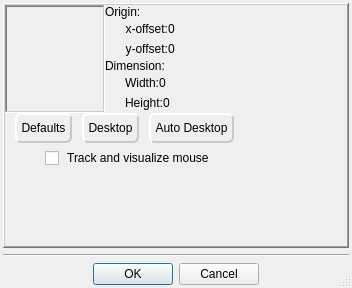
Above: Homer/forms/Dialogs/SegmentSelectionDialog.ui from Homer-Conferencing/Homer-Conferencing before the change. Below: the same form after it.
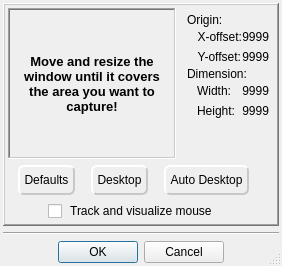
That is the form after the change. Icons and pictures are not drawn.

Commit message: - added: hint for user how he should handle this window

```diff
--- a/Homer/forms/Dialogs/SegmentSelectionDialog.ui
+++ b/Homer/forms/Dialogs/SegmentSelectionDialog.ui
@@ -6,22 +6,10 @@
    <rect>
     <x>0</x>
     <y>0</y>
-    <width>352</width>
-    <height>288</height>
+    <width>282</width>
+    <height>266</height>
    </rect>
   </property>
-  <property name="minimumSize">
-   <size>
-    <width>352</width>
-    <height>288</height>
-   </size>
-  </property>
-  <property name="maximumSize">
-   <size>
-    <width>16777215</width>
-    <height>16777215</height>
-   </size>
-  </property>
   <property name="font">
    <font>
     <family>Arial</family>
@@ -84,16 +72,15 @@
      <property name="frameShadow">
       <enum>QFrame::Raised</enum>
      </property>
-     <layout class="QVBoxLayout" name="verticalLayout_7">
-      <property name="spacing">
-       <number>0</number>
-      </property>
+     <layout class="QVBoxLayout" name="verticalLayout_6">
       <property name="margin">
-       <number>0</number>
+       <number>3</number>
       </property>
       <item>
-       <layout class="QGridLayout" name="gridLayout_2">
-        <item row="0" column="0">
+       <layout class="QHBoxLayout" name="horizontalLayout_7">
+        <item>
+         <layout class="QVBoxLayout" name="verticalLayout_3">
+          <item>
          <widget class="QFrame" name="mFrameMove">
           <property name="frameShape">
            <enum>QFrame::WinPanel</enum>
@@ -109,246 +96,111 @@
             <number>0</number>
            </property>
            <item>
-            <layout class="QHBoxLayout" name="horizontalLayout">
-             <item>
-              <widget class="QLabel" name="label_6">
-               <property name="minimumSize">
-                <size>
-                 <width>30</width>
-                 <height>30</height>
-                </size>
+              <spacer name="verticalSpacer_4">
+               <property name="orientation">
+                <enum>Qt::Vertical</enum>
                </property>
-               <property name="maximumSize">
+               <property name="sizeHint" stdset="0">
                 <size>
-                 <width>30</width>
-                 <height>30</height>
+                 <width>20</width>
+                 <height>40</height>
                 </size>
                </property>
-               <property name="text">
-                <string/>
-               </property>
-              </widget>
+              </spacer>
              </item>
              <item>
-              <widget class="QLabel" name="label_19">
-               <property name="minimumSize">
-                <size>
-                 <width>32</width>
-                 <height>32</height>
-                </size>
-               </property>
-               <property name="maximumSize">
-                <size>
-                 <width>32</width>
-                 <height>32</height>
-                </size>
-               </property>
-               <property name="text">
-                <string/>
-               </property>
-               <property name="pixmap">
-                <pixmap resource="../../resources/Icons.qrc">:/images/32_32/ArrowUp.png</pixmap>
-               </property>
-               <property name="scaledContents">
-                <bool>true</bool>
-               </property>
-              </widget>
-             </item>
+              <layout class="QHBoxLayout" name="horizontalLayout_2" stretch="0,1,0">
              <item>
-              <widget class="QLabel" name="label_7">
-               <property name="minimumSize">
-                <size>
-                 <width>30</width>
-                 <height>30</height>
-                </size>
-               </property>
-               <property name="maximumSize">
-                <size>
-                 <width>30</width>
-                 <height>30</height>
-                </size>
-               </property>
-               <property name="text">
-                <string/>
-               </property>
-              </widget>
-             </item>
-            </layout>
-           </item>
-           <item>
-            <layout class="QHBoxLayout" name="horizontalLayout_2">
-             <item>
-              <widget class="QLabel" name="label_14">
-               <property name="minimumSize">
+                <spacer name="horizontalSpacer_9">
+                 <property name="orientation">
+                  <enum>Qt::Horizontal</enum>
+                 </property>
+                 <property name="sizeType">
+                  <enum>QSizePolicy::Fixed</enum>
+                 </property>
+                 <property name="sizeHint" stdset="0">
                 <size>
-                 <width>32</width>
-                 <height>32</height>
-                </size>
-               </property>
-               <property name="maximumSize">
-                <size>
-                 <width>32</width>
-                 <height>32</height>
-                </size>
-               </property>
-               <property name="text">
-                <string/>
-               </property>
-               <property name="pixmap">
-                <pixmap resource="../../resources/Icons.qrc">:/images/32_32/ArrowLeft.png</pixmap>
-               </property>
-               <property name="scaledContents">
-                <bool>true</bool>
-               </property>
-               <property name="wordWrap">
-                <bool>true</bool>
-               </property>
-              </widget>
+                   <width>10</width>
+                   <height>20</height>
+                  </size>
+                 </property>
+                </spacer>
              </item>
              <item>
               <widget class="QLabel" name="mLbMiddle">
-               <property name="sizePolicy">
-                <sizepolicy hsizetype="Fixed" vsizetype="Fixed">
-                 <horstretch>0</horstretch>
-                 <verstretch>0</verstretch>
-                </sizepolicy>
-               </property>
-               <property name="minimumSize">
-                <size>
-                 <width>32</width>
-                 <height>32</height>
-                </size>
-               </property>
-               <property name="maximumSize">
-                <size>
-                 <width>32</width>
-                 <height>32</height>
-                </size>
+                 <property name="font">
+                  <font>
+                   <pointsize>10</pointsize>
+                   <weight>75</weight>
+                   <bold>true</bold>
+                  </font>
                </property>
                <property name="text">
-                <string/>
-               </property>
-               <property name="pixmap">
-                <pixmap resource="../../resources/Icons.qrc">:/images/32_32/Screencasting.png</pixmap>
+                  <string>Move and resize the window until it covers the area you want to capture!</string>
                </property>
                <property name="scaledContents">
                 <bool>true</bool>
                </property>
+                 <property name="alignment">
+                  <set>Qt::AlignCenter</set>
+                 </property>
                <property name="wordWrap">
                 <bool>true</bool>
                </property>
               </widget>
              </item>
              <item>
-              <widget class="QLabel" name="label_18">
-               <property name="minimumSize">
-                <size>
-                 <width>32</width>
-                 <height>32</height>
-                </size>
-               </property>
-               <property name="maximumSize">
+                <spacer name="horizontalSpacer_8">
+                 <property name="orientation">
+                  <enum>Qt::Horizontal</enum>
+                 </property>
+                 <property name="sizeType">
+                  <enum>QSizePolicy::Fixed</enum>
+                 </property>
+                 <property name="sizeHint" stdset="0">
                 <size>
-                 <width>32</width>
-                 <height>32</height>
-                </size>
-               </property>
-               <property name="text">
-                <string/>
-               </property>
-               <property name="pixmap">
-                <pixmap resource="../../resources/Icons.qrc">:/images/32_32/ArrowRight.png</pixmap>
-               </property>
-               <property name="scaledContents">
-                <bool>false</bool>
-               </property>
-              </widget>
+                   <width>10</width>
+                   <height>20</height>
+                  </size>
+                 </property>
+                </spacer>
              </item>
             </layout>
            </item>
            <item>
-            <layout class="QHBoxLayout" name="horizontalLayout_3">
-             <item>
-              <widget class="QLabel" name="label_9">
-               <property name="minimumSize">
-                <size>
-                 <width>30</width>
-                 <height>30</height>
-                </size>
+              <spacer name="verticalSpacer">
+               <property name="orientation">
+                <enum>Qt::Vertical</enum>
                </property>
-               <property name="maximumSize">
+               <property name="sizeHint" stdset="0">
                 <size>
-                 <width>30</width>
-                 <height>30</height>
+                 <width>20</width>
+                 <height>40</height>
                 </size>
                </property>
-               <property name="text">
-                <string/>
-               </property>
-              </widget>
+              </spacer>
              </item>
-             <item>
-              <widget class="QLabel" name="label_20">
-               <property name="sizePolicy">
-                <sizepolicy hsizetype="Preferred" vsizetype="Preferred">
-                 <horstretch>0</horstretch>
-                 <verstretch>0</verstretch>
-                </sizepolicy>
-               </property>
-               <property name="minimumSize">
-                <size>
-                 <width>32</width>
-                 <height>32</height>
-                </size>
-               </property>
-               <property name="maximumSize">
-                <size>
-                 <width>32</width>
-                 <height>32</height>
-                </size>
-               </property>
-               <property name="text">
-                <string/>
-               </property>
-               <property name="pixmap">
-                <pixmap resource="../../resources/Icons.qrc">:/images/32_32/ArrowDown.png</pixmap>
-               </property>
-               <property name="scaledContents">
-                <bool>false</bool>
-               </property>
-              </widget>
-             </item>
+            </layout>
+           </widget>
+          </item>
+         </layout>
+        </item>
              <item>
-              <widget class="QLabel" name="label_10">
-               <property name="minimumSize">
-                <size>
-                 <width>30</width>
-                 <height>30</height>
-                </size>
-               </property>
+         <layout class="QVBoxLayout" name="verticalLayout_5">
+          <item>
+           <widget class="QFrame" name="frame">
                <property name="maximumSize">
                 <size>
-                 <width>30</width>
-                 <height>30</height>
-                </size>
-               </property>
-               <property name="text">
-                <string/>
-               </property>
-              </widget>
-             </item>
-            </layout>
-           </item>
-          </layout>
-         </widget>
-        </item>
-        <item row="0" column="2">
+              <width>160</width>
+              <height>160</height>
+             </size>
+            </property>
          <layout class="QVBoxLayout" name="verticalLayout_4">
           <property name="spacing">
            <number>0</number>
           </property>
-          <property name="rightMargin">
-           <number>3</number>
+             <property name="margin">
+              <number>5</number>
           </property>
           <item>
            <widget class="QLabel" name="label">
@@ -372,7 +224,7 @@
               </property>
               <property name="sizeHint" stdset="0">
                <size>
-                <width>20</width>
+                   <width>10</width>
                 <height>20</height>
                </size>
               </property>
@@ -384,17 +236,33 @@
                <bool>true</bool>
               </property>
               <property name="text">
-               <string>x-offset:</string>
+                  <string>X-offset:</string>
               </property>
               <property name="alignment">
                <set>Qt::AlignRight|Qt::AlignTrailing|Qt::AlignVCenter</set>
               </property>
              </widget>
             </item>
+               <item>
+                <spacer name="horizontalSpacer">
+                 <property name="orientation">
+                  <enum>Qt::Horizontal</enum>
+                 </property>
+                 <property name="sizeHint" stdset="0">
+                  <size>
+                   <width>40</width>
+                   <height>20</height>
+                  </size>
+                 </property>
+                </spacer>
+               </item>
             <item>
              <widget class="QLabel" name="mLbOffsetX">
               <property name="text">
-               <string>0</string>
+                  <string>9999</string>
+                 </property>
+                 <property name="alignment">
+                  <set>Qt::AlignRight|Qt::AlignTrailing|Qt::AlignVCenter</set>
               </property>
              </widget>
             </item>
@@ -412,7 +280,7 @@
               </property>
               <property name="sizeHint" stdset="0">
                <size>
-                <width>20</width>
+                   <width>10</width>
                 <height>20</height>
                </size>
               </property>
@@ -424,17 +292,33 @@
                <bool>true</bool>
               </property>
               <property name="text">
-               <string>y-offset:</string>
+                  <string>Y-offset:</string>
               </property>
               <property name="alignment">
                <set>Qt::AlignRight|Qt::AlignTrailing|Qt::AlignVCenter</set>
               </property>
              </widget>
             </item>
+               <item>
+                <spacer name="horizontalSpacer_12">
+                 <property name="orientation">
+                  <enum>Qt::Horizontal</enum>
+                 </property>
+                 <property name="sizeHint" stdset="0">
+                  <size>
+                   <width>40</width>
+                   <height>20</height>
+                  </size>
+                 </property>
+                </spacer>
+               </item>
             <item>
              <widget class="QLabel" name="mLbOffsetY">
               <property name="text">
-               <string>0</string>
+                  <string>9999</string>
+                 </property>
+                 <property name="alignment">
+                  <set>Qt::AlignRight|Qt::AlignTrailing|Qt::AlignVCenter</set>
               </property>
              </widget>
             </item>
@@ -462,7 +346,7 @@
               </property>
               <property name="sizeHint" stdset="0">
                <size>
-                <width>20</width>
+                   <width>10</width>
                 <height>20</height>
                </size>
               </property>
@@ -481,10 +365,26 @@
               </property>
              </widget>
             </item>
+               <item>
+                <spacer name="horizontalSpacer_13">
+                 <property name="orientation">
+                  <enum>Qt::Horizontal</enum>
+                 </property>
+                 <property name="sizeHint" stdset="0">
+                  <size>
+                   <width>40</width>
+                   <height>20</height>
+                  </size>
+                 </property>
+                </spacer>
+               </item>
             <item>
              <widget class="QLabel" name="mLbResX">
               <property name="text">
-               <string>0</string>
+                  <string>9999</string>
+                 </property>
+                 <property name="alignment">
+                  <set>Qt::AlignRight|Qt::AlignTrailing|Qt::AlignVCenter</set>
               </property>
              </widget>
             </item>
@@ -502,7 +402,7 @@
               </property>
               <property name="sizeHint" stdset="0">
                <size>
-                <width>20</width>
+                   <width>10</width>
                 <height>20</height>
                </size>
               </property>
@@ -521,28 +421,57 @@
               </property>
              </widget>
             </item>
+               <item>
+                <spacer name="horizontalSpacer_14">
+                 <property name="orientation">
+                  <enum>Qt::Horizontal</enum>
+                 </property>
+                 <property name="sizeHint" stdset="0">
+                  <size>
+                   <width>40</width>
+                   <height>20</height>
+                  </size>
+                 </property>
+                </spacer>
+               </item>
             <item>
              <widget class="QLabel" name="mLbResY">
               <property name="text">
-               <string>0</string>
-              </property>
+                  <string>9999</string>
+                 </property>
+                 <property name="alignment">
+                  <set>Qt::AlignRight|Qt::AlignTrailing|Qt::AlignVCenter</set>
+                 </property>
              </widget>
             </item>
            </layout>
           </item>
          </layout>
-        </item>
-        <item row="0" column="3">
-         <spacer name="horizontalSpacer">
+           </widget>
+          </item>
+          <item>
+           <spacer name="verticalSpacer_2">
+            <property name="orientation">
+             <enum>Qt::Vertical</enum>
+            </property>
+            <property name="sizeHint" stdset="0">
+             <size>
+              <width>20</width>
+              <height>40</height>
+             </size>
+            </property>
+           </spacer>
+          </item>
+         </layout>
+        </item>
+        <item>
+         <spacer name="horizontalSpacer_15">
           <property name="orientation">
            <enum>Qt::Horizontal</enum>
           </property>
-          <property name="sizeType">
-           <enum>QSizePolicy::MinimumExpanding</enum>
-          </property>
           <property name="sizeHint" stdset="0">
            <size>
-            <width>1</width>
+            <width>40</width>
             <height>20</height>
            </size>
           </property>
@@ -550,6 +479,10 @@
         </item>
        </layout>
       </item>
+      <item>
+       <layout class="QHBoxLayout" name="horizontalLayout_6">
+        <item>
+         <layout class="QVBoxLayout" name="verticalLayout_2">
       <item>
        <layout class="QHBoxLayout" name="horizontalLayout_4">
         <item>
@@ -729,22 +662,6 @@
         </item>
        </layout>
       </item>
-      <item>
-       <spacer name="verticalSpacer_2">
-        <property name="orientation">
-         <enum>Qt::Vertical</enum>
-        </property>
-        <property name="sizeType">
-         <enum>QSizePolicy::Fixed</enum>
-        </property>
-        <property name="sizeHint" stdset="0">
-         <size>
-          <width>20</width>
-          <height>5</height>
-         </size>
-        </property>
-       </spacer>
-      </item>
       <item>
        <layout class="QHBoxLayout" name="horizontalLayout_5">
         <item>
@@ -785,18 +702,32 @@
         </item>
        </layout>
       </item>
+         </layout>
+        </item>
       <item>
-       <spacer name="verticalSpacer">
+         <spacer name="horizontalSpacer_16">
+          <property name="orientation">
+           <enum>Qt::Horizontal</enum>
+          </property>
+          <property name="sizeHint" stdset="0">
+           <size>
+            <width>40</width>
+            <height>20</height>
+           </size>
+          </property>
+         </spacer>
+        </item>
+       </layout>
+      </item>
+      <item>
+       <spacer name="verticalSpacer_3">
         <property name="orientation">
          <enum>Qt::Vertical</enum>
         </property>
-        <property name="sizeType">
-         <enum>QSizePolicy::MinimumExpanding</enum>
-        </property>
         <property name="sizeHint" stdset="0">
          <size>
-          <width>17</width>
-          <height>1</height>
+          <width>20</width>
+          <height>10</height>
          </size>
         </property>
        </spacer>
```
Left out of the diff: 1 changed line with no effect on the pictures. Lines whose indentation alone changed are shown as unchanged.
